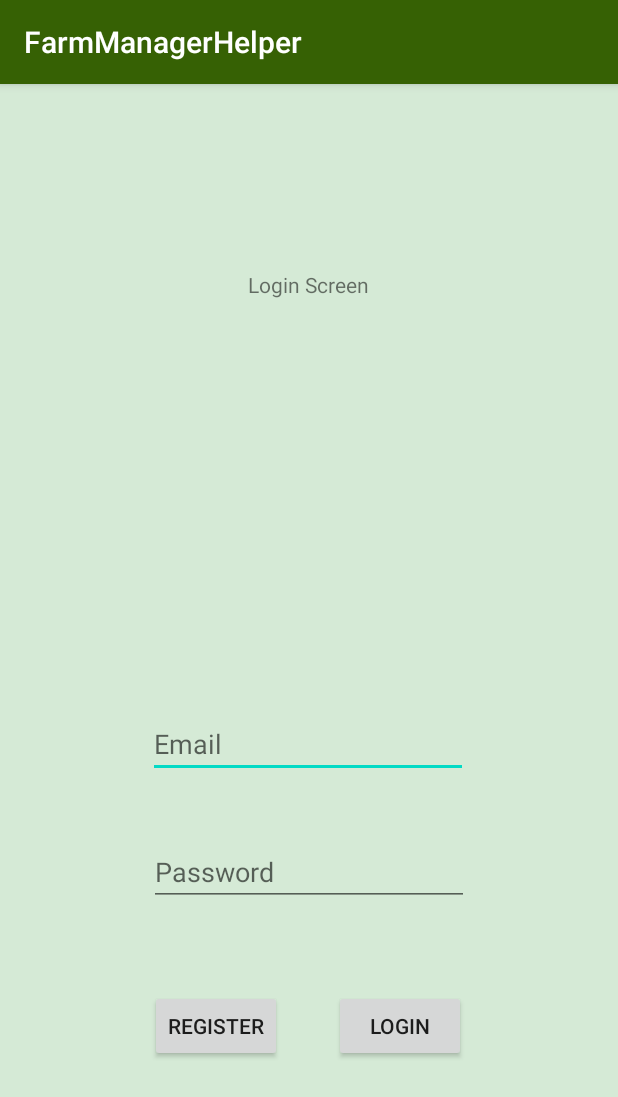
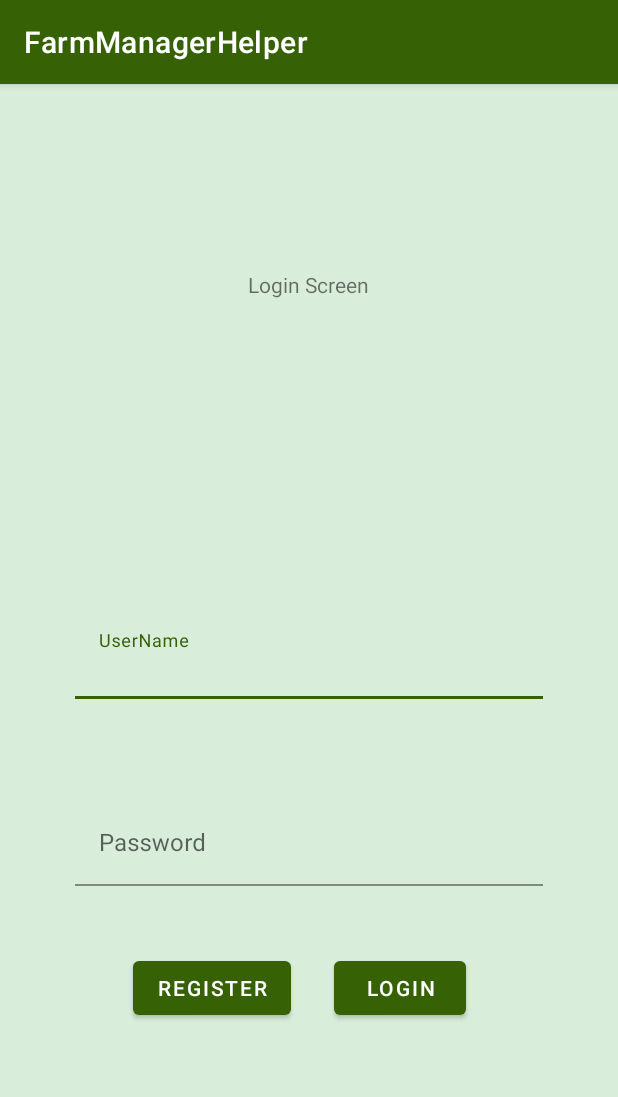
Before and after one commit to DanFoleyGit/FarmManagerHelper, an Android app: the screen it shows after launch (LoginActivity), on a phone screen of 412 x 824 dp. Shown: the top 1097 px of the screen. Run offline under Robolectric (Android 15) with nearby library versions, the phone set to English and light mode, and no system bars; our stand-ins replace Firebase (no records; nobody signed in at launch, a user with empty details on screens opened directly).

Commit message:
Added Material dependencies
Tested it on the Login screen

```diff
--- a/app/build.gradle
+++ b/app/build.gradle
@@ -29,6 +29,8 @@ android {
 }
 
 dependencies {
+    implementation 'com.google.android.material:material:1.1.0'
+    api 'com.google.android.material:material:1.1.0-alpha06'
     implementation fileTree(dir: "libs", include: ["*.jar"])
     implementation 'androidx.appcompat:appcompat:1.4.1'
     implementation 'androidx.constraintlayout:constraintlayout:2.1.3'
@@ -39,10 +41,8 @@ dependencies {
     implementation 'com.google.android.material:material:1.4.0'
     implementation 'androidx.annotation:annotation:1.1.0'
     implementation 'androidx.lifecycle:lifecycle-extensions:2.2.0'
-    implementation 'androidx.wear:wear:1.1.0'
     testImplementation 'junit:junit:4.12'
     androidTestImplementation 'androidx.test.ext:junit:1.1.3'
     androidTestImplementation 'androidx.test.espresso:espresso-core:3.4.0'
-    compileOnly 'com.google.android.wearable:wearable:2.8.1'
 // make sure firebase auth and google play services are the same version
 }
--- a/app/src/main/java/com/example/farmmanagerhelper/StaffTimetable.java
+++ b/app/src/main/java/com/example/farmmanagerhelper/StaffTimetable.java
@@ -18,6 +18,7 @@ import android.widget.Toast;
 
 import com.example.farmmanagerhelper.models.TimeSlot;
 import com.example.farmmanagerhelper.models.TimetableTask;
+import com.google.android.material.datepicker.MaterialDatePicker;
 import com.google.firebase.auth.FirebaseAuth;
 import com.google.firebase.auth.FirebaseUser;
 import com.google.firebase.database.DataSnapshot;
--- a/app/src/main/java/com/example/farmmanagerhelper/TimetableServices.java
+++ b/app/src/main/java/com/example/farmmanagerhelper/TimetableServices.java
@@ -322,6 +322,8 @@ public class TimetableServices {
                             // by 30 to find out how many slots it is on for. It will then loop X amount of time and set
                             // the timeslots to that task for the length of that task.
                             //
+
+                            //for (String anArray : array)
                             for(int i =0; i<timetable.size(); i++)
                             {
                                 TimeSlot currentSlot = timetable.get(i);
--- a/app/src/main/res/layout/activity_login.xml
+++ b/app/src/main/res/layout/activity_login.xml
@@ -18,29 +18,19 @@
         app:layout_constraintStart_toStartOf="parent"
         app:layout_constraintTop_toTopOf="parent" />
 
-    <Button
+    <com.google.android.material.button.MaterialButton
         android:id="@+id/btnLoginUser"
         android:layout_width="wrap_content"
         android:layout_height="wrap_content"
-        android:layout_marginBottom="116dp"
+        android:layout_marginTop="44dp"
         android:text="Login"
-        app:layout_constraintBottom_toBottomOf="parent"
         app:layout_constraintEnd_toEndOf="parent"
         app:layout_constraintHorizontal_bias="0.687"
-        app:layout_constraintStart_toStartOf="parent" />
+        app:layout_constraintStart_toStartOf="parent"
+        app:layout_constraintTop_toBottomOf="@+id/textInputLayout" />
 
-    <Button
-        android:id="@+id/btnRegisterNewUserAcitivty"
-        android:layout_width="wrap_content"
-        android:layout_height="wrap_content"
-        android:layout_marginBottom="116dp"
-        android:text="Register"
-        app:layout_constraintBottom_toBottomOf="parent"
-        app:layout_constraintEnd_toEndOf="parent"
-        app:layout_constraintHorizontal_bias="0.309"
-        app:layout_constraintStart_toStartOf="parent" />
-
-    <EditText
+    <!--
+    <com.google.android.material.textfield.TextInputEditText
         android:id="@+id/EditTextLoginEmail"
         android:layout_width="wrap_content"
         android:layout_height="wrap_content"
@@ -53,7 +43,7 @@
         app:layout_constraintHorizontal_bias="0.497"
         app:layout_constraintStart_toStartOf="parent" />
 
-    <EditText
+    <com.google.android.material.textfield.TextInputEditText
         android:id="@+id/EditTextLoginPassword"
         android:layout_width="wrap_content"
         android:layout_height="wrap_content"
@@ -64,6 +54,62 @@
         app:layout_constraintBottom_toTopOf="@+id/btnLoginUser"
         app:layout_constraintEnd_toEndOf="parent"
         app:layout_constraintStart_toStartOf="parent" />
+-->
+
+
+    <com.google.android.material.button.MaterialButton
+        android:id="@+id/btnRegisterNewUserAcitivty"
+        android:layout_width="wrap_content"
+        android:layout_height="wrap_content"
+        android:layout_marginTop="44dp"
+        android:text="Register"
+        app:layout_constraintEnd_toEndOf="parent"
+        app:layout_constraintHorizontal_bias="0.29"
+        app:layout_constraintStart_toStartOf="parent"
+        app:layout_constraintTop_toBottomOf="@+id/textInputLayout" />
+
+    <com.google.android.material.textfield.TextInputLayout
+        android:layout_width="match_parent"
+        android:layout_height="60dp"
+
+        app:layout_constraintVertical_bias="0.50"
+        android:layout_margin="50dp"
+        android:hint="UserName"
+        app:layout_constraintBottom_toBottomOf="parent"
+        app:layout_constraintTop_toTopOf="parent">
+
+        <com.google.android.material.textfield.TextInputEditText
+            android:id="@+id/EditTextLoginEmail"
+            android:layout_width="match_parent"
+            android:layout_height="wrap_content"
+            android:background="@android:color/transparent"
+
+            android:inputType="text"
+            android:maxLines="1" />
+    </com.google.android.material.textfield.TextInputLayout>
+
+    <com.google.android.material.textfield.TextInputLayout
+        android:id="@+id/textInputLayout"
+        android:layout_width="match_parent"
+
+        android:layout_height="wrap_content"
+        android:layout_margin="50dp"
+        android:hint="Password"
+        app:layout_constraintBottom_toBottomOf="parent"
+        app:layout_constraintTop_toTopOf="parent"
+        app:layout_constraintVertical_bias="0.70"
+        tools:layout_editor_absoluteX="50dp">
+
+        <com.google.android.material.textfield.TextInputEditText
+            android:id="@+id/EditTextLoginPassword"
+            android:layout_width="match_parent"
+            android:layout_height="wrap_content"
+
+            android:background="@android:color/transparent"
+            android:inputType="textPassword"
+            android:maxLines="1" />
+    </com.google.android.material.textfield.TextInputLayout>
+
 
     <TextView
         android:id="@+id/txtLoginErrorMsg"
@@ -73,6 +119,6 @@
         app:layout_constraintBottom_toTopOf="@+id/btnLoginUser"
         app:layout_constraintEnd_toEndOf="parent"
         app:layout_constraintStart_toStartOf="parent"
-        app:layout_constraintTop_toBottomOf="@+id/EditTextLoginPassword" />
+        app:layout_constraintTop_toBottomOf="@+id/textInputLayout" />
 
 </androidx.constraintlayout.widget.ConstraintLayout>
--- a/app/src/main/res/layout/activity_main.xml
+++ b/app/src/main/res/layout/activity_main.xml
@@ -44,7 +44,7 @@
         app:layout_constraintTop_toTopOf="parent"
         app:srcCompat="@android:drawable/ic_menu_today" />
 
-    <Button
+    <com.google.android.material.button.MaterialButton
         android:id="@+id/buttonOpenOrdersActivity"
         android:layout_width="120dp"
         android:layout_height="wrap_content"
@@ -55,7 +55,7 @@
         app:layout_constraintStart_toStartOf="parent"
         app:layout_constraintTop_toBottomOf="@+id/imageView" />
 
-    <Button
+    <com.google.android.material.button.MaterialButton
         android:id="@+id/buttonOpenTimetableActivity"
         android:layout_width="120dp"
         android:layout_height="wrap_content"
@@ -66,7 +66,7 @@
         app:layout_constraintStart_toStartOf="parent"
         app:layout_constraintTop_toBottomOf="@+id/imageView" />
 
-    <Button
+    <com.google.android.material.button.MaterialButton
         android:id="@+id/buttonOpenShioppingCalculatorActivity"
         android:layout_width="120dp"
         android:layout_height="wrap_content"
@@ -77,7 +77,7 @@
         app:layout_constraintStart_toStartOf="parent"
         app:layout_constraintTop_toBottomOf="@+id/imageView" />
 
-    <Button
+    <com.google.android.material.button.MaterialButton
         android:id="@+id/buttonOpenTool2Activity"
         android:layout_width="120dp"
         android:layout_height="wrap_content"
@@ -89,4 +89,5 @@
         app:layout_constraintTop_toBottomOf="@+id/imageView" />
 
 
+
 </androidx.constraintlayout.widget.ConstraintLayout>
--- a/app/src/main/res/layout/activity_manager_order_board_settings.xml
+++ b/app/src/main/res/layout/activity_manager_order_board_settings.xml
@@ -120,7 +120,7 @@
 
     <Button
         android:id="@+id/buttonManagerOrderSettingsAddNewCustomerWindow"
-        android:layout_width="100dp"
+        android:layout_width="120dp"
         android:layout_height="wrap_content"
         android:layout_marginTop="40dp"
         android:text="Add New Customer"
@@ -131,7 +131,7 @@
 
     <Button
         android:id="@+id/buttonManagerOrderSettingsAddNewProduct"
-        android:layout_width="100dp"
+        android:layout_width="120dp"
         android:layout_height="wrap_content"
         android:layout_marginTop="40dp"
         android:text="Add New Product"
--- a/app/src/main/res/layout/activity_shipping_calculator_manager_profiles.xml
+++ b/app/src/main/res/layout/activity_shipping_calculator_manager_profiles.xml
@@ -153,10 +153,10 @@
         android:id="@+id/buttonShippingCalcAddProfile"
         android:layout_width="wrap_content"
         android:layout_height="wrap_content"
-        android:layout_marginTop="424dp"
+        android:layout_marginTop="364dp"
         android:text="Add New Product Profile"
         app:layout_constraintEnd_toEndOf="parent"
-        app:layout_constraintHorizontal_bias="0.489"
+        app:layout_constraintHorizontal_bias="0.512"
         app:layout_constraintStart_toStartOf="parent"
         app:layout_constraintTop_toBottomOf="@+id/radioGroup" />
 </androidx.constraintlayout.widget.ConstraintLayout>
--- a/app/src/main/res/values/styles.xml
+++ b/app/src/main/res/values/styles.xml
@@ -1,6 +1,6 @@
 <resources>
     <!-- Base application theme. -->
-    <style name="AppTheme" parent="Theme.AppCompat.Light.DarkActionBar">
+    <style name="AppTheme" parent="Theme.MaterialComponents.Light.DarkActionBar">
         <!-- Customize your theme here. -->
         <item name="colorPrimary">@color/colorPrimary</item>
         <item name="colorPrimaryDark">@color/colorPrimaryDark</item>
```
